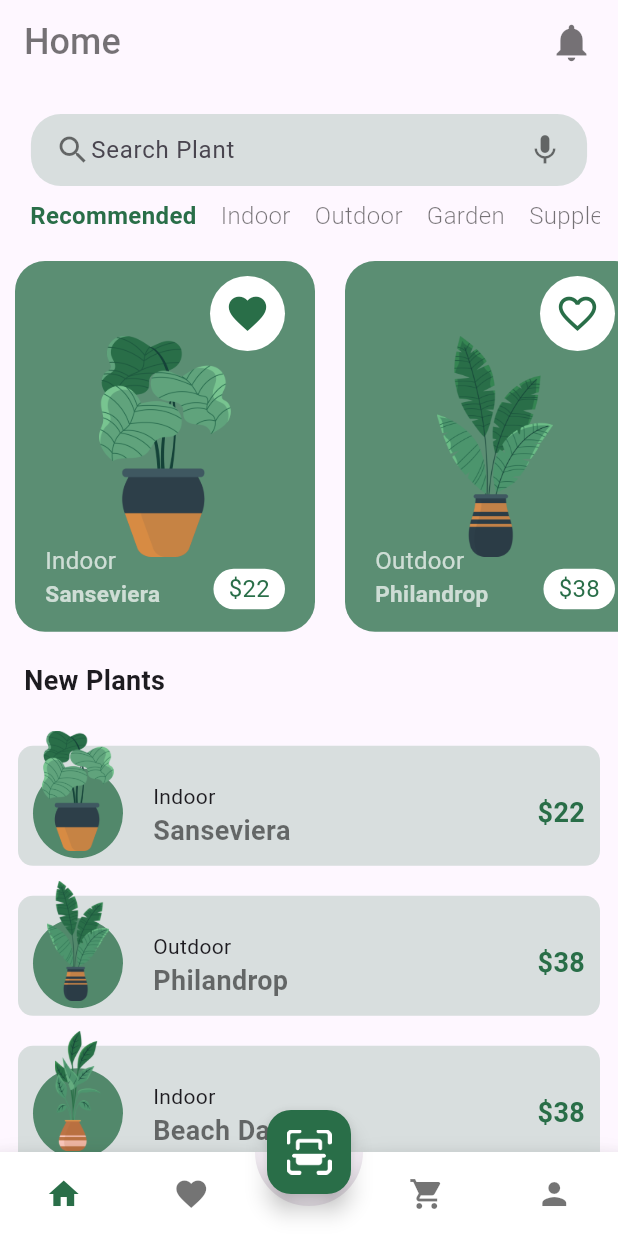
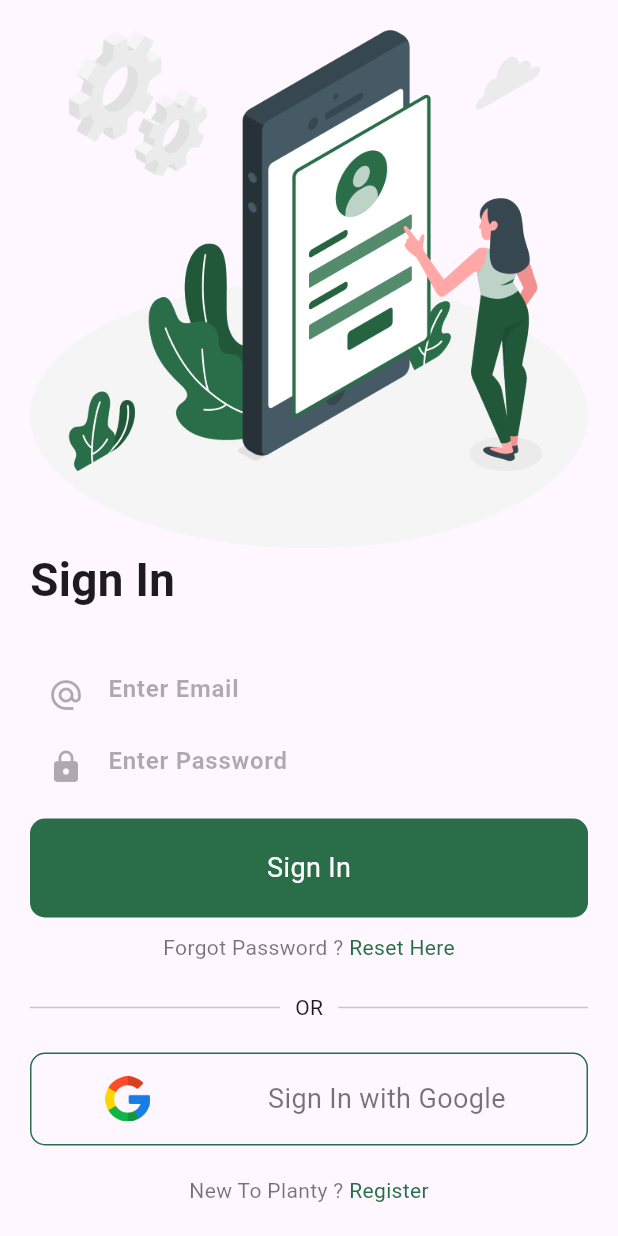
Before and after one commit to danley-newline/plants_apk_tutorial, a Flutter app: the screen it shows after launch, after a tap on the "arrow forward ios" icon, after a tap on "Skip", on a phone screen of 412 x 824 dp. Run offline on Flutter 3.47's test engine with Material 3 defaults, Android fonts, the light colour scheme and no system bars; drawn by our look-alikes of animated_bottom_navigation_bar; our stand-ins replace page_transition.

Commit message:
Ok Tutoriel

```diff
--- a/lib/constants.dart
+++ b/lib/constants.dart
@@ -8,6 +8,7 @@ class Constants {
   static var primaryColor = const Color(0xff296e48);
   static var blackColor = Colors.black54;
     static var blackColor07 = const Color.fromARGB(130, 0, 0, 0);
+    static var blackColor03 = const Color.fromARGB(81, 0, 0, 0);
   static var opacityPrimaryColor08 = const Color(0xC3296E48);
   static var opacityPrimaryColor04 = const Color(0x50296E48);
 
--- a/lib/ui/onboarding_screen.dart
+++ b/lib/ui/onboarding_screen.dart
@@ -2,6 +2,7 @@ import 'package:flutter/material.dart';
 import 'package:my_plant_app/constants.dart';
 import 'package:my_plant_app/ui/login_page.dart';
 import 'package:my_plant_app/ui/root_page.dart';
+import 'package:my_plant_app/ui/signin_page.dart';
 
 class OnboardingScreen extends StatefulWidget {
   const OnboardingScreen({super.key});
@@ -29,7 +30,12 @@ class _OnboardingScreenState extends State<OnboardingScreen> {
             ),
             child: InkWell(
               onTap: () {
-                Navigator.pushReplacement(context, MaterialPageRoute(builder: (_) => const RootPage(),),);
+                Navigator.pushReplacement(
+                  context,
+                  MaterialPageRoute(
+                    builder: (_) => const SignIn(),
+                  ),
+                );
               }, //To login screen
               child: const Text(
                 'Skip',
@@ -87,17 +93,23 @@ class _OnboardingScreenState extends State<OnboardingScreen> {
                 shape: BoxShape.circle,
                 color: Constants.primaryColor,
               ),
-
               child: IconButton(
                 onPressed: () {
                   setState(() {
                     if (currentIndex < 2) {
                       currentIndex++;
                       if (currentIndex < 3) {
-                        _pageController.nextPage(duration: const Duration(milliseconds: 300), curve: Curves.easeIn);
+                        _pageController.nextPage(
+                            duration: const Duration(milliseconds: 300),
+                            curve: Curves.easeIn);
                       }
                     } else {
-                      Navigator.pushReplacement(context, MaterialPageRoute(builder: (_) => const RootPage(),),);
+                      Navigator.pushReplacement(
+                        context,
+                        MaterialPageRoute(
+                          builder: (_) => const SignIn(),
+                        ),
+                      );
                     }
                   });
                 },
--- /dev/null
+++ b/lib/ui/screens/widgets/custom_textfield.dart
@@ -0,0 +1,31 @@
+
+import 'package:flutter/material.dart';
+import 'package:my_plant_app/constants.dart';
+
+class CustomTextField extends StatelessWidget {
+  final IconData icon;
+  final bool obscureText;
+  final String hintText;
+
+  const CustomTextField({
+    super.key, required this.icon, required this.obscureText, required this.hintText,
+  });
+
+  @override
+  Widget build(BuildContext context) {
+    return TextField(
+      obscureText: obscureText,
+      style: TextStyle(
+        color: Constants.blackColor,
+      ),
+      decoration: InputDecoration(
+        border: InputBorder.none,
+        prefixIcon: Icon(icon, color: Constants.blackColor03,),
+        hintText: hintText,
+        hintStyle: TextStyle(color: Constants.blackColor03, fontWeight: FontWeight.bold),
+
+      ),
+      cursorColor: Constants.blackColor03,
+    );
+  }
+}
--- /dev/null
+++ b/lib/ui/signin_page.dart
@@ -0,0 +1,176 @@
+import 'package:flutter/material.dart';
+import 'package:my_plant_app/constants.dart';
+import 'package:my_plant_app/ui/forget_password.dart';
+import 'package:my_plant_app/ui/root_page.dart';
+import 'package:my_plant_app/ui/screens/widgets/custom_textfield.dart';
+import 'package:my_plant_app/ui/signup_page.dart';
+import 'package:page_transition/page_transition.dart';
+
+class SignIn extends StatelessWidget {
+  const SignIn({super.key});
+
+  @override
+  Widget build(BuildContext context) {
+    Size size = MediaQuery.of(context).size;
+
+    return Scaffold(
+      body: Padding(
+        padding: const EdgeInsets.symmetric(vertical: 20, horizontal: 20),
+        child: SingleChildScrollView(
+          child: Column(
+            mainAxisAlignment: MainAxisAlignment.center,
+            crossAxisAlignment: CrossAxisAlignment.start,
+            children: [
+              Image.asset(
+                "assets/images/signin.png",
+              ),
+              const Text(
+                "Sign In ",
+                style: TextStyle(
+                  fontSize: 30.5,
+                  fontWeight: FontWeight.w700,
+                ),
+              ),
+              const SizedBox(
+                height: 30,
+              ),
+              const CustomTextField(
+                icon: Icons.alternate_email,
+                obscureText: false,
+                hintText: "Enter Email",
+              ),
+              const CustomTextField(
+                icon: Icons.lock,
+                obscureText: true,
+                hintText: "Enter Password",
+              ),
+              const SizedBox(
+                height: 10,
+              ),
+              GestureDetector(
+                onTap: () {
+                  Navigator.pushReplacement(
+                    context,
+                    PageTransition(
+                        child: const RootPage(),
+                        type: PageTransitionType.bottomToTop),
+                  );
+                },
+                child: Container(
+                  width: size.width,
+                  decoration: BoxDecoration(
+                    color: Constants.primaryColor,
+                    borderRadius: BorderRadius.circular(10),
+                  ),
+                  padding:
+                      const EdgeInsets.symmetric(horizontal: 10, vertical: 20),
+                  child: const Center(
+                    child: Text(
+                      "Sign In",
+                      style: TextStyle(
+                        color: Colors.white,
+                        fontSize: 18.0,
+                      ),
+                    ),
+                  ),
+                ),
+              ),
+              const SizedBox(
+                height: 10,
+              ),
+              GestureDetector(
+                onTap: () {
+                  Navigator.pushReplacement(
+                    context,
+                    PageTransition(
+                        child: const ForgetPassword(),
+                        type: PageTransitionType.bottomToTop),
+              );},
+                child: Center(
+                  child: Text.rich(
+                    TextSpan(children: [
+                      TextSpan(
+                      text: "Forgot Password ?",
+                      style: TextStyle(color: Constants.blackColor),
+                    ),
+                    TextSpan(
+                      text: " Reset Here",
+                      style: TextStyle(color: Constants.primaryColor),
+                    ),
+                    ],),
+                  ),
+                ),
+              ),
+
+              const SizedBox(
+                height: 20,
+              ),
+              Row(
+                children: const [
+                  Expanded(child: Divider(),),
+                  Padding(padding: const EdgeInsets.symmetric(horizontal: 10),
+                  child: Text("OR"),
+                  ),
+                  Expanded(child: Divider(),),
+                ],
+              ),
+              const SizedBox(
+                height: 20,
+              ),
+              Container(
+                width: size.width,
+                decoration: BoxDecoration(
+                  border: Border.all(color: Constants.primaryColor),
+                  borderRadius: BorderRadius.circular(10)
+                ),
+                padding: const EdgeInsets.symmetric(horizontal: 10, vertical: 15),
+                child: Row(
+                  mainAxisAlignment: MainAxisAlignment.spaceAround,
+
+                  children: [
+                    SizedBox(
+                      height: 30,
+                      child: Image.asset( 'assets/images/google.png'),
+                    ),
+                    Text("Sign In with Google ", style: TextStyle(
+                      color: Constants.blackColor,
+                      fontSize: 18.0
+                    ),)
+                  ],
+                ),
+              ),
+
+              const SizedBox(
+                height: 20,
+              ),
+              GestureDetector(
+                onTap: () {
+                  Navigator.pushReplacement(
+                    context,
+                    PageTransition(
+                        child: const SignUp(),
+                        type: PageTransitionType.bottomToTop),
+              );},
+                child: Center(
+                  child: Text.rich(
+                    TextSpan(children: [
+                      TextSpan(
+                      text: "New To Planty ?",
+                      style: TextStyle(color: Constants.blackColor),
+                    ),
+                    TextSpan(
+                      text: " Register",
+                      style: TextStyle(color: Constants.primaryColor),
+                    ),
+                    ],),
+                  ),
+                ),
+              ),
+
+            ],
+          ),
+        ),
+      ),
+    );
+  }
+}
```
Also changed, not shown: lib/ui/forget_password.dart (added, +114 -0 lines), lib/ui/signup_page.dart (added, +154 -0 lines).
